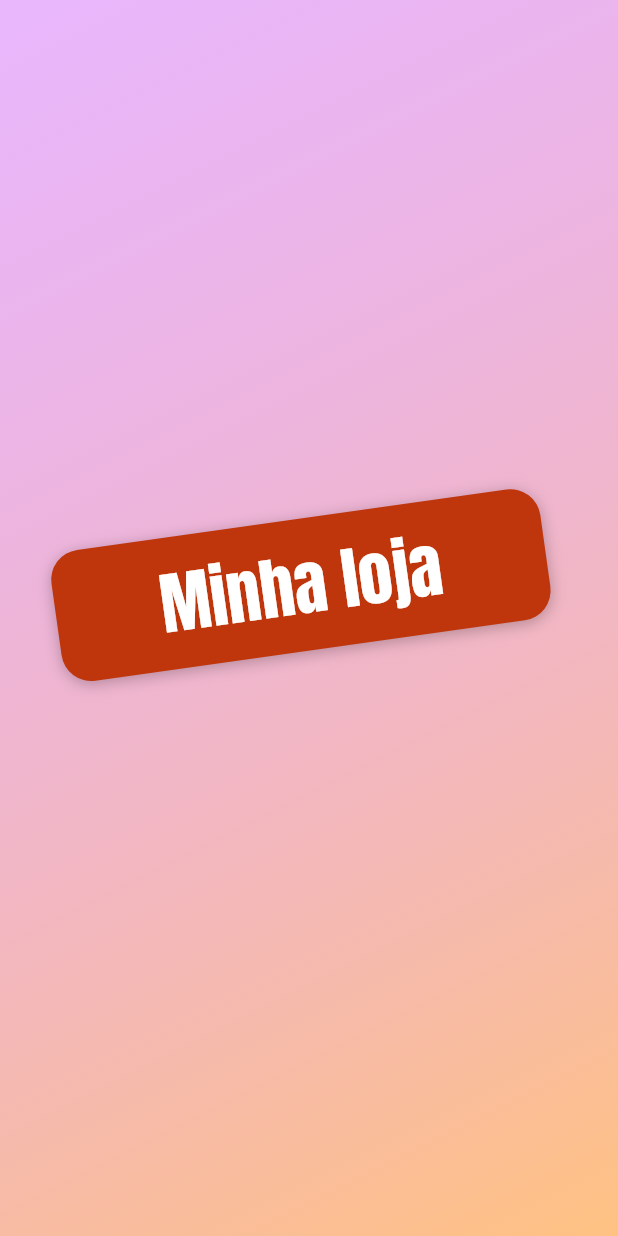
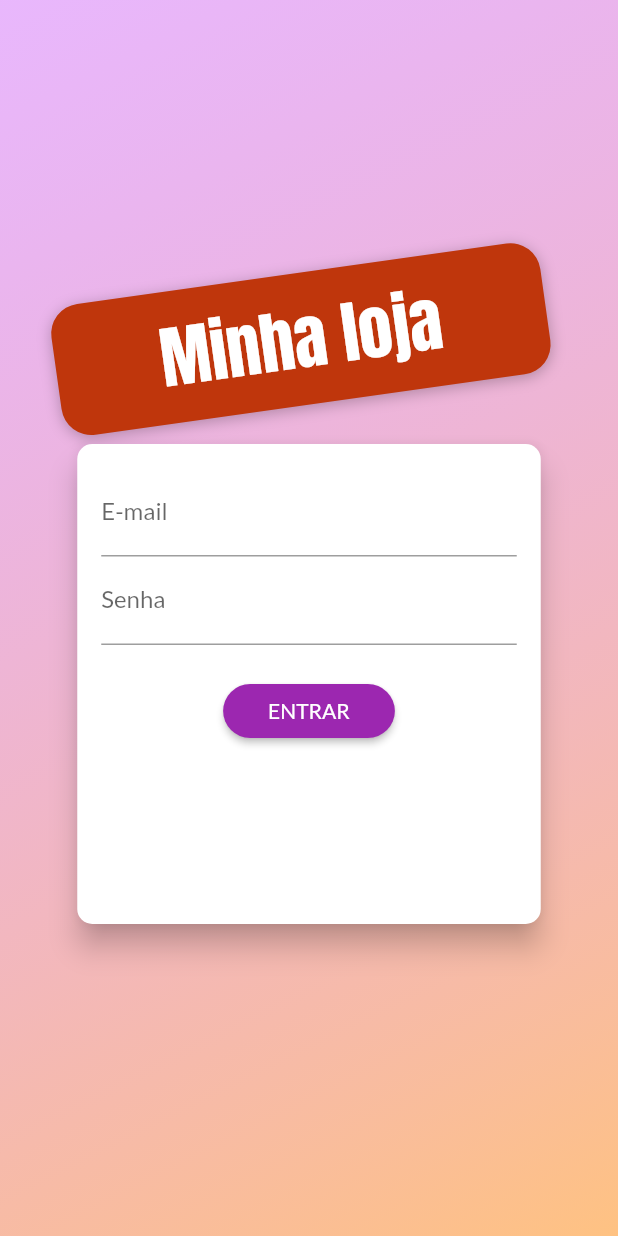
Before and after one commit to Souza83/shop, a Flutter app: the screen it shows after launch, on a phone screen of 412 x 824 dp. Run offline on Flutter 3.47's test engine with Material 2 defaults, Android fonts, the phone set to English and light mode, and no system bars.

Commit message:
Tela de Autenticação #03.

```diff
--- /dev/null
+++ b/lib/components/auth_form.dart
@@ -0,0 +1,101 @@
+import 'package:flutter/material.dart';
+
+enum AuthMode { Signup, Login }
+
+class AuthForm extends StatefulWidget {
+  const AuthForm({Key? key}) : super(key: key);
+
+  @override
+  _AuthFormState createState() => _AuthFormState();
+}
+
+class _AuthFormState extends State<AuthForm> {
+  final _passwordController = TextEditingController();
+  AuthMode _authMode = AuthMode.Login;
+  Map<String, String> _authData = {
+    'email': '',
+    'password': '',
+  };
+  void _submit() {}
+
+  @override
+  Widget build(BuildContext context) {
+    // MediaQuery => pega tamanho da tela do dispositivo
+    final deveceSize = MediaQuery.of(context).size;
+    return Card(
+      elevation: 8,
+      shape: RoundedRectangleBorder(
+        borderRadius: BorderRadius.circular(10),
+      ),
+      child: Container(
+        padding: const EdgeInsets.all(16),
+        height: 320,
+        width: deveceSize.width * 0.75, // Largura de 75% do tamanho da tela
+        child: Form(
+          child: Column(
+            children: [
+              TextFormField(
+                decoration: InputDecoration(labelText: 'E-mail'),
+                keyboardType: TextInputType.emailAddress,
+                onSaved: (email) => _authData['email'] = email ?? '',
+                validator: (_email) {
+                  final email = _email ?? '';
+                  if (email.trim().isEmpty || !email.contains('@')) {
+                    // !: ñ
+                    return 'Informe um e-mail válido.';
+                  }
+                  return null;
+                },
+              ),
+              TextFormField(
+                decoration: InputDecoration(labelText: 'Senha'),
+                keyboardType: TextInputType.emailAddress,
+                obscureText: true,
+                controller: _passwordController,
+                onSaved: (password) => _authData['password'] = password ?? '',
+                validator: (_password) {
+                  final password = _password ?? '';
+                  if (password.isEmpty || password.length < 5) {
+                    return 'Informe uma senha válida.';
+                  }
+                  return null;
+                },
+              ),
+              if (_authMode == AuthMode.Signup)
+                TextFormField(
+                  decoration: InputDecoration(labelText: 'Confirmar Senha'),
+                  keyboardType: TextInputType.emailAddress,
+                  obscureText: true,
+                  validator: _authMode == AuthMode.Login
+                      ? null
+                      : (_password) {
+                          final password = _password ?? '';
+                          if (password != _passwordController.text) {
+                            return 'Senhas informadas não conferem.';
+                          }
+                          return null;
+                        },
+                ),
+              SizedBox(height: 20),
+              ElevatedButton(
+                onPressed: _submit,
+                child: Text(
+                  _authMode == AuthMode.Login ? 'ENTRAR' : 'REGISTRAR',
+                ),
+                style: ElevatedButton.styleFrom(
+                  shape: RoundedRectangleBorder(
+                    borderRadius: BorderRadius.circular(30),
+                  ),
+                  padding: const EdgeInsets.symmetric(
+                    horizontal: 30,
+                    vertical: 8,
+                  ),
+                ),
+              ),
+            ],
+          ),
+        ),
+      ),
+    );
+  }
+}
--- a/lib/pages/auth_pages.dart
+++ b/lib/pages/auth_pages.dart
@@ -1,6 +1,7 @@
 import 'dart:math';
 
 import 'package:flutter/material.dart';
+import 'package:shop/components/auth_form.dart';
 
 class AuthPage extends StatelessWidget {
   const AuthPage({Key? key}) : super(key: key);
@@ -54,6 +55,7 @@ class AuthPage extends StatelessWidget {
                     ),
                   ),
                 ),
+                AuthForm(),
               ],
             ),
           )
```
